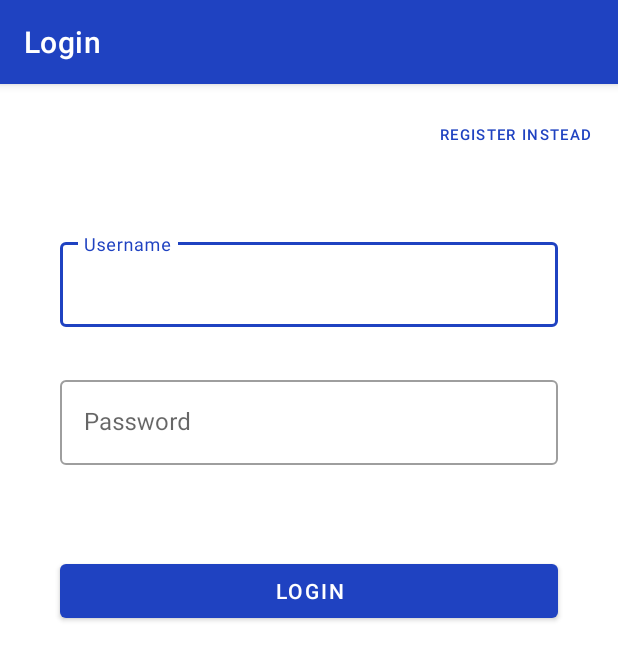
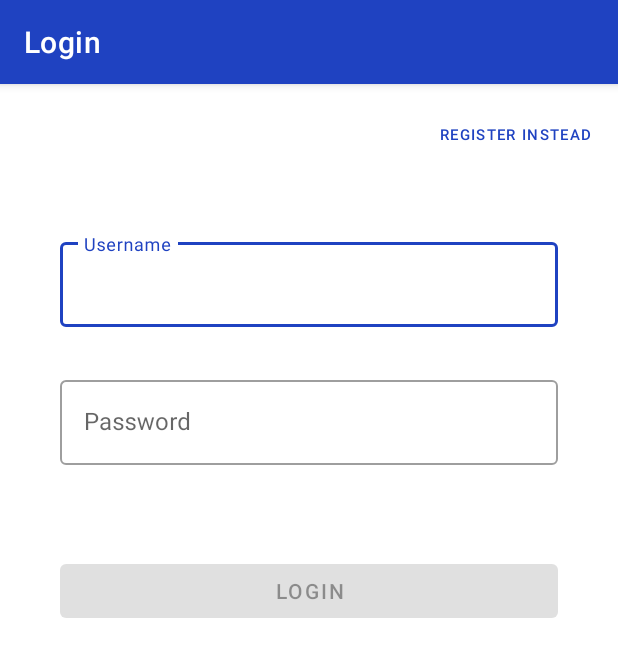
Before and after one commit to akdogan/SimpleDiveLog, an Android app: the screen it shows after launch (LoginViewActivity), on a phone screen of 412 x 824 dp. Shown: the top 660 px of the screen. Run offline under Robolectric (Android 15) with nearby library versions, the phone set to English and light mode, and no system bars; our stand-ins replace Room's generated code, data binding; libraries missing offline, so code that uses them is left out: com.cloudinary.android; 2 statements that could not run were skipped.

Commit message:
Added username and password check for enabling registration / login

```diff
--- a/app/src/main/java/com/akdogan/simpledivelog/application/ui/loginview/LoginViewActivity.kt
+++ b/app/src/main/java/com/akdogan/simpledivelog/application/ui/loginview/LoginViewActivity.kt
@@ -36,6 +36,7 @@ class LoginViewActivity : AppCompatActivity() {
         binding = DataBindingUtil.setContentView(
             this, R.layout.activity_login_view
         )
+        binding.viewModel = viewModel
 
         binding.registerLoginSwitch.setOnClickListener { toggleLoginRegister() }
         binding.registerLoginButton.setOnClickListener { loginOrRegister() }
@@ -51,6 +52,12 @@ class LoginViewActivity : AppCompatActivity() {
             if (userIsLoggedIn == true) {
                 proceed()
                 viewModel.loginDone()
+            }
+        }
+
+        viewModel.enableActionButton.observe(this){ enable: Boolean? ->
+            enable?.let {
+                binding.registerLoginButton.isEnabled = it
             }
         }
     }
@@ -73,7 +80,6 @@ class LoginViewActivity : AppCompatActivity() {
     private fun toggleLoginRegister() {
         if (viewModel.useLogin()) {
             showWarningDialog()
-
         } else {
             setLoginView()
         }
@@ -87,7 +93,7 @@ class LoginViewActivity : AppCompatActivity() {
     }
 
     private fun setRegisterView() {
-        //passwordRepeatField.visibility = View.VISIBLE
+        binding.loginPasswordRepeat.visibility = View.VISIBLE
         binding.registerLoginButton.text = getString(R.string.login_view_register_state_action_button)
         binding.registerLoginSwitch.text = getString(R.string.login_view_login_state_switch_button)
     }
--- a/app/src/main/res/layout/activity_login_view.xml
+++ b/app/src/main/res/layout/activity_login_view.xml
@@ -3,6 +3,12 @@
     xmlns:android="http://schemas.android.com/apk/res/android"
     xmlns:app="http://schemas.android.com/apk/res-auto"
     xmlns:tools="http://schemas.android.com/tools">
+    <data>
+        <variable
+            name="viewModel"
+            type="com.akdogan.simpledivelog.application.ui.loginview.LoginViewModel" />
+    </data>
+
 <ScrollView
     android:layout_width="match_parent"
     android:layout_height="match_parent">
@@ -31,6 +37,7 @@
             <com.google.android.material.textfield.TextInputEditText
                 android:layout_width="match_parent"
                 android:layout_height="wrap_content"
+                android:text="@={viewModel.username}"
                 android:imeOptions="actionGo"
                 android:inputType="textShortMessage" />
 
@@ -53,6 +60,7 @@
             <com.google.android.material.textfield.TextInputEditText
                 android:layout_width="match_parent"
                 android:layout_height="wrap_content"
+                android:text="@={viewModel.password}"
                 android:imeOptions="actionGo"
                 android:inputType="textPassword" />
 
@@ -76,6 +84,7 @@
             <com.google.android.material.textfield.TextInputEditText
                 android:layout_width="match_parent"
                 android:layout_height="wrap_content"
+                android:text="@={viewModel.passwordRepeat}"
                 android:imeOptions="actionGo"
                 android:inputType="textPassword" />
 
@@ -91,7 +100,7 @@
             android:layout_marginTop="60dp"
             android:layout_marginStart="40dp"
             android:layout_marginEnd="40dp"
-
+            android:enabled="false"
             app:layout_constraintTop_toBottomOf="@+id/login_password_repeat" />
 
         <com.google.android.material.button.MaterialButton
```
Also changed, not shown: app/src/main/java/com/akdogan/simpledivelog/application/ui/loginview/LoginViewModel.kt (+6 -2 lines).
